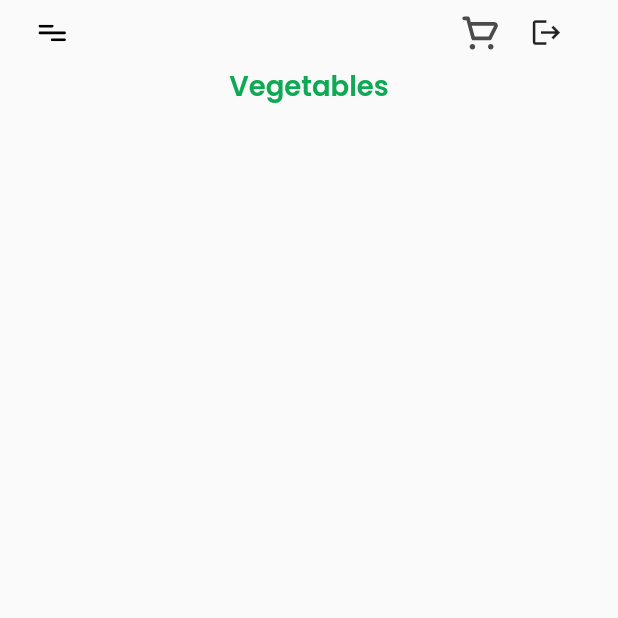
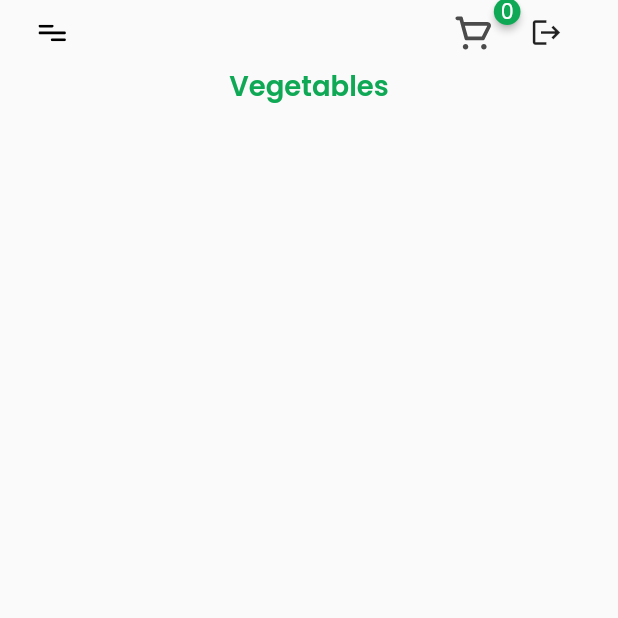
Before and after one commit to Nirangak95/grocery_app, a Flutter app: the screen it shows once a user with an empty profile is signed in, on a phone screen of 412 x 824 dp, the top half of it. Run offline on Flutter 3.47's test engine with Material 2 defaults, Android fonts, the phone set to English and light mode, and no system bars; drawn by our look-alikes of badges; our stand-ins replace animate_do, awesome_dialog, cloud_firestore, firebase_auth, firebase_core, firebase_storage and 5 more; missing offline and left inert: animated_snack_bar; accounts and stored records are empty.

Commit message:
add Cart menu function

```diff
--- /dev/null
+++ b/lib/components/cart_button.dart
@@ -0,0 +1,37 @@
+import 'package:badges/badges.dart';
+import 'package:flutter/material.dart';
+import 'package:flutter_svg/svg.dart';
+import 'package:grocery_app/providers/cart/cart_provider.dart';
+import 'package:provider/provider.dart';
+
+import '../screens/main/cart/cart.dart';
+import '../utils/app_colors.dart';
+import '../utils/assets_constants.dart';
+import '../utils/util_functions.dart';
+import 'custom_text.dart';
+
+class CartButton extends StatelessWidget {
+  const CartButton({
+    Key? key,
+  }) : super(key: key);
+
+  @override
+  Widget build(BuildContext context) {
+    return Consumer<CartProvider>(
+      builder: (context, value, child) {
+        return Badge(
+          badgeContent: CustomText(
+            value.getCartTotalItemCount.toString(),
+            color: AppColors.kWhite,
+          ),
+          badgeStyle: BadgeStyle(badgeColor: AppColors.primaryColor),
+          child: IconButton(
+              onPressed: () {
+                UtilFunctions.navigateTo(context, Cart());
+              },
+              icon: SvgPicture.asset(AssetConstants.cartIcon)),
+        );
+      },
+    );
+  }
+}
--- a/lib/main.dart
+++ b/lib/main.dart
@@ -3,6 +3,7 @@ import 'package:flutter/material.dart';
 import 'package:grocery_app/providers/admin/admin_provider.dart';
 import 'package:grocery_app/providers/auth/signup_provider.dart';
 import 'package:grocery_app/providers/auth/user_provider.dart';
+import 'package:grocery_app/providers/cart/cart_provider.dart';
 import 'package:grocery_app/providers/product/product_provider.dart';
 import 'package:grocery_app/screens/splash/splash.dart';
 import 'package:provider/provider.dart';
@@ -24,6 +25,7 @@ Future<void> main() async {
       ChangeNotifierProvider(create: (context) => UserProvider()),
       ChangeNotifierProvider(create: (context) => AdminProvider()),
       ChangeNotifierProvider(create: (context) => ProductProvider()),
+      ChangeNotifierProvider(create: (context) => CartProvider()),
     ],
     child: const MyApp(),
   ));
--- /dev/null
+++ b/lib/models/cart_item_model.dart
@@ -0,0 +1,22 @@
+part of 'objects.dart';
+
+//explicitToJson => for use nested models
+@JsonSerializable(explicitToJson: true)
+class CartItemModel {
+  final String id;
+  int amount;
+  double subTotal;
+  final ProductModel productModel;
+
+  CartItemModel({
+    required this.id,
+    required this.amount,
+    required this.subTotal,
+    required this.productModel,
+  });
+
+  factory CartItemModel.fromJson(Map<String, dynamic> json) =>
+      _$CartItemModelFromJson(json);
+
+  Map<String, dynamic> toJson() => _$CartItemModelToJson(this);
+}
--- a/lib/models/objects.dart
+++ b/lib/models/objects.dart
@@ -5,3 +5,4 @@ import 'package:json_annotation/json_annotation.dart';
 part 'objects.g.dart';
 part 'user_model.dart';
 part 'product_model.dart';
+part 'cart_item_model.dart';
--- a/lib/screens/main/home/home.dart
+++ b/lib/screens/main/home/home.dart
@@ -1,4 +1,5 @@
 import 'package:animate_do/animate_do.dart';
+import 'package:badges/badges.dart';
 import 'package:flutter/material.dart';
 import 'package:flutter_svg/flutter_svg.dart';
 import 'package:grocery_app/components/custom_text.dart';
@@ -8,6 +9,7 @@ import 'package:grocery_app/utils/app_colors.dart';
 import 'package:grocery_app/utils/assets_constants.dart';
 import 'package:grocery_app/utils/util_functions.dart';
 
+import '../../../components/cart_button.dart';
 import 'widget/product_grid.dart';
 
 class Home extends StatefulWidget {
@@ -32,11 +34,8 @@ class _HomeState extends State<Home> {
                   SvgPicture.asset(AssetConstants.menuIcon),
                   Row(
                     children: [
-                      IconButton(
-                          onPressed: () {
-                            UtilFunctions.navigateTo(context, Cart());
-                          },
-                          icon: SvgPicture.asset(AssetConstants.cartIcon)),
+                      CartButton(),
+                      const SizedBox(width: 5),
                       IconButton(
                           icon: const Icon(Icons.logout),
                           onPressed: () async {
--- a/lib/screens/main/home/widget/product_grid.dart
+++ b/lib/screens/main/home/widget/product_grid.dart
@@ -2,6 +2,7 @@ import 'package:flutter/material.dart';
 import 'package:flutter_svg/flutter_svg.dart';
 import 'package:grocery_app/components/custom_text.dart';
 import 'package:grocery_app/models/objects.dart';
+import 'package:grocery_app/providers/cart/cart_provider.dart';
 import 'package:grocery_app/providers/product/product_provider.dart';
 import 'package:grocery_app/screens/main/product_details/product_details.dart';
 import 'package:grocery_app/utils/assets_constants.dart';
@@ -52,6 +53,9 @@ class ProductTile extends StatelessWidget {
       onTap: () {
         //Set Selected product model before navigating to the product details screen
         Provider.of<ProductProvider>(context, listen: false).setProduct(model);
+
+        //Clear the Product Counter
+        Provider.of<CartProvider>(context, listen: false).clearCounter();
 
         UtilFunctions.navigateTo(context, ProductDetails());
       },
--- a/pubspec.yaml
+++ b/pubspec.yaml
@@ -49,6 +49,7 @@ dependencies:
   image_picker: ^0.8.6
   firebase_storage: ^11.0.10
   animated_snack_bar: ^0.3.0
+  badges: ^3.0.1
 
 dev_dependencies:
   flutter_test:
```
Also changed, not shown: lib/providers/cart/cart_provider.dart (added, +145 -0 lines), lib/screens/main/cart/cart.dart (+22 -15 lines), lib/screens/main/cart/widgets/cart_tile.dart (+30 -17 lines), lib/screens/main/product_details/product_details.dart (+24 -3 lines), lib/screens/main/product_details/widgets/counter_section.dart (+18 -8 lines), lib/screens/main/product_details/widgets/related_product_tile.dart (+6 -2 lines), lib/models/objects.g.dart, pubspec.lock.
